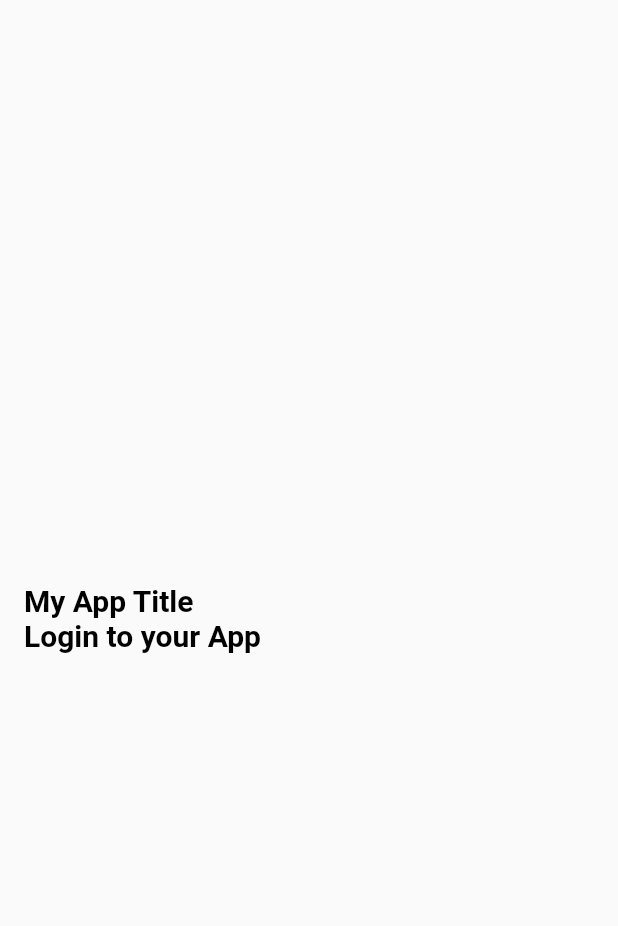
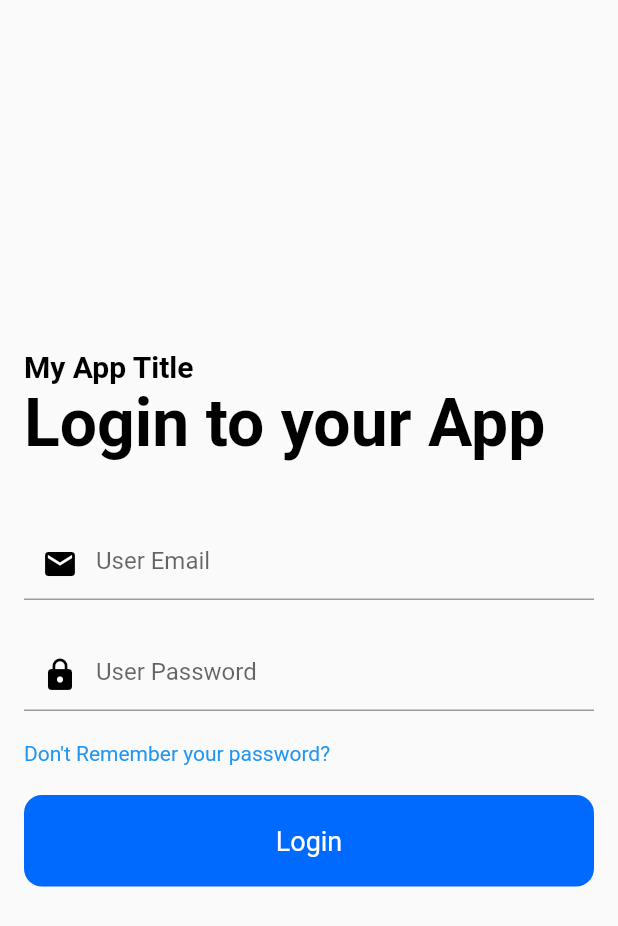
Before and after one commit to manishsapkota/medpro, a Flutter app: the screen it shows after launch, on a phone screen of 412 x 824 dp. Shown: the top 926 px of the screen. Run offline on Flutter 3.47's test engine with Material 2 defaults, Android fonts, the light colour scheme and no system bars; our stand-ins replace firebase_auth, firebase_core; accounts and stored records are empty.

Commit message:
loginscreen

```diff
--- a/lib/main.dart
+++ b/lib/main.dart
@@ -1,3 +1,5 @@
+import 'package:firebase_auth/firebase_auth.dart';
+import 'package:firebase_core/firebase_core.dart';
 import 'package:flutter/material.dart';
 
 void main() {
@@ -24,9 +26,27 @@ class HomePage extends StatefulWidget {
 }
 
 class _HomePageState extends State<HomePage> {
+//initialize firebase app
+  Future<FirebaseApp> _initializeFirebase() async {
+    FirebaseApp firebaseApp = await Firebase.initializeApp();
+    return firebaseApp;
+  }
+
   @override
   Widget build(BuildContext context) {
-    return Scaffold(body: LoginScreen());
+    return Scaffold(
+      body: FutureBuilder(
+        future: _initializeFirebase(),
+        builder: (context, snapshot) {
+          if (snapshot.connectionState == ConnectionState.done) {
+            return LoginScreen();
+          }
+          return const Center(
+            child: CircularProgressIndicator(),
+          );
+        },
+      ),
+    );
   }
 }
 
@@ -38,6 +58,22 @@ class LoginScreen extends StatefulWidget {
 }
 
 class _LoginScreenState extends State<LoginScreen> {
+  //login function
+  static Future<User?> loginUsingEmailPassword(required string email, required string password) async {
+    FirebaseAuth auth = FirebaseAuth.instance;
+    User? user;
+    try {
+      UserCredential userCredential = await auth.signInWithEmailAndPassword(email: email, password: password);
+      user = userCredential.user;
+
+    } on FirebaseAuthException catch (e) {
+      if(e.code == "user-not-found" )  {
+        print("No user found for that email");
+
+      }
+    }
+    return user;
+  }
   @override
   Widget build(BuildContext context) {
     return Padding(
@@ -46,16 +82,58 @@ class _LoginScreenState extends State<LoginScreen> {
           mainAxisAlignment: MainAxisAlignment.center,
           crossAxisAlignment: CrossAxisAlignment.start,
           children: [
-            Text("My App Title",
+            const Text("My App Title",
                 style: TextStyle(
                     color: Colors.black,
                     fontSize: 20.0,
                     fontWeight: FontWeight.bold)),
-            Text("Login to your App",
+            const Text("Login to your App",
                 style: TextStyle(
                     color: Colors.black,
-                    fontSize: 20.0,
+                    fontSize: 44.0,
                     fontWeight: FontWeight.bold)),
+            const SizedBox(
+              height: 44.0,
+            ),
+            const TextField(
+              keyboardType: TextInputType.emailAddress,
+              decoration: InputDecoration(
+                hintText: "User Email",
+                prefixIcon: Icon(Icons.email, color: Colors.black),
+              ),
+            ),
+            const SizedBox(
+              height: 26.0,
+            ),
+            const TextField(
+                obscureText: true,
+                decoration: InputDecoration(
+                    hintText: "User Password",
+                    prefixIcon: Icon(Icons.lock, color: Colors.black))),
+            const SizedBox(
+              height: 20,
+            ),
+            const Text(
+              "Don't Remember your password?",
+              style: TextStyle(color: Colors.blue),
+            ),
+            const SizedBox(
+              height: 20,
+            ),
+            Container(
+                width: double.infinity,
+                child: RawMaterialButton(
+                    fillColor: Color(0xFF0069FE),
+                    elevation: 0.0,
+                    shape: RoundedRectangleBorder(
+                        borderRadius: BorderRadius.circular(12.0)),
+                    padding: EdgeInsets.symmetric(vertical: 20.0),
+                    onPressed: () {},
+                    child: Text("Login",
+                        style: TextStyle(
+                          color: Colors.white,
+                          fontSize: 18.0,
+                        )))),
           ],
         ));
   }
--- a/pubspec.yaml
+++ b/pubspec.yaml
@@ -34,6 +34,10 @@ dependencies:
   # The following adds the Cupertino Icons font to your application.
   # Use with the CupertinoIcons class for iOS style icons.
   cupertino_icons: ^1.0.2
+  #firebase auth and firebase core
+  firebase_core: ^1.13.1
+  firebase_auth: ^3.3.9
+
 
 dev_dependencies:
   flutter_test:
```
Also changed, not shown: pubspec.lock, 4 other files.
